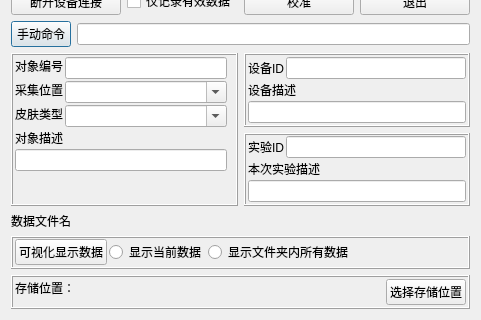
curious-heart/pc_ble_chat, file chat.ui: the form before one commit; both pictures show x 0 to 481 and y 220 to 540 of the 481 by 540 pixel window.
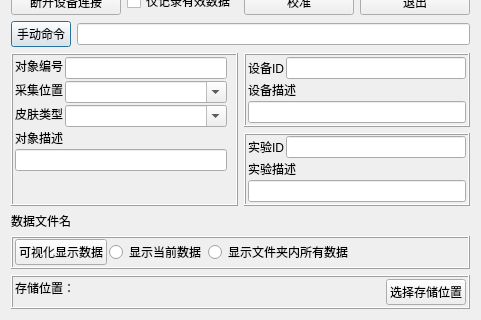
The form after the commit.

Diff of the .ui file:
```diff
--- a/chat.ui
+++ b/chat.ui
@@ -417,7 +417,7 @@
             <item>
              <widget class="QLabel" name="label_3">
               <property name="text">
-               <string>本次实验描述</string>
+               <string>实验描述</string>
               </property>
              </widget>
             </item>
```
Left out of the diff: 18 changed lines with no effect on the pictures.
